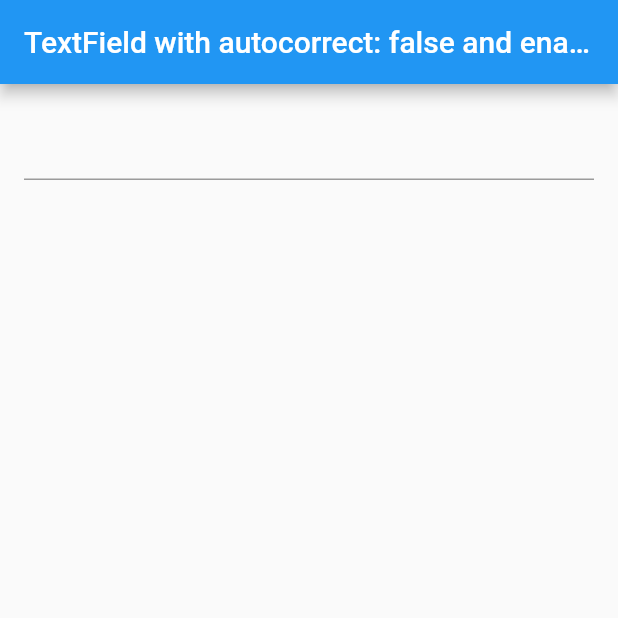
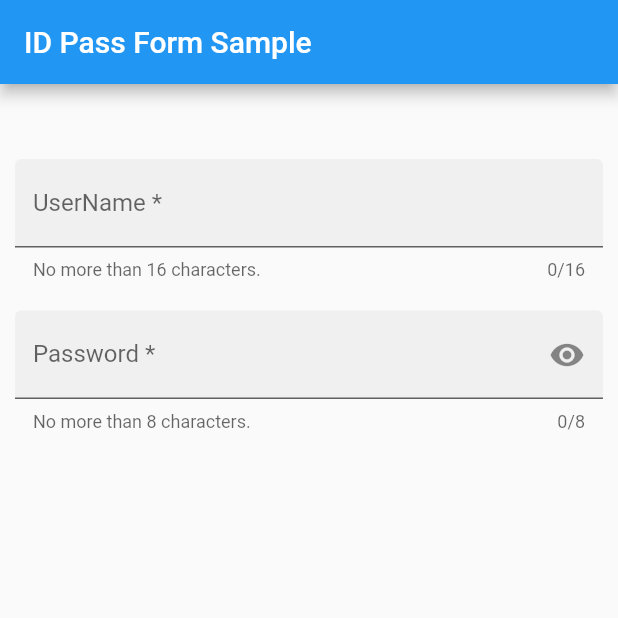
Before and after one commit to takami228/flutter_textfield_sample, a Flutter app: the screen it shows after launch, on a phone screen of 412 x 824 dp, the top half of it. Run offline on Flutter 3.47's test engine with Material 2 defaults, Android fonts, the phone set to English and light mode, and no system bars.

Commit message:
Updtae form

```diff
--- a/lib/main.dart
+++ b/lib/main.dart
@@ -21,17 +21,90 @@ class _AutoCorrectTestState extends State<AutoCorrectTest> {
   @override
   Widget build(BuildContext context) {
     return Scaffold(
-      appBar: AppBar(
-        title: Text(
-            'TextField with autocorrect: false and enableSuggestions: false'),
+        appBar: AppBar(
+          title: Text('ID Pass Form Sample'),
+        ),
+        body: Column(
+            crossAxisAlignment: CrossAxisAlignment.stretch,
+            children: <Widget>[
+              Padding(padding: EdgeInsets.all(20.0)),
+              Padding(
+                  padding: EdgeInsets.all(10.0),
+                  child: TextFormField(
+                    maxLength: 16,
+                    autocorrect: false,
+                    decoration: const InputDecoration(
+                      border: UnderlineInputBorder(),
+                      filled: true,
+                      helperText: 'No more than 16 characters.',
+                      labelText: 'UserName *',
+                    ),
+                  )),
+              Padding(
+                  padding: EdgeInsets.all(10.0),
+                  child: PasswordField(
+                    helperText: 'No more than 8 characters.',
+                    labelText: 'Password *',
+                  )),
+            ]));
+  }
+}
+
+class PasswordField extends StatefulWidget {
+  const PasswordField({
+    this.fieldKey,
+    this.hintText,
+    this.labelText,
+    this.helperText,
+    this.onSaved,
+    this.validator,
+    this.onFieldSubmitted,
+  });
+
+  final Key fieldKey;
+  final String hintText;
+  final String labelText;
+  final String helperText;
+  final FormFieldSetter<String> onSaved;
+  final FormFieldValidator<String> validator;
+  final ValueChanged<String> onFieldSubmitted;
+
+  @override
+  _PasswordFieldState createState() => _PasswordFieldState();
+}
+
+class _PasswordFieldState extends State<PasswordField> {
+  bool _obscureText = true;
+
+  @override
+  Widget build(BuildContext context) {
+    return TextFormField(
+      key: widget.fieldKey,
+      obscureText: _obscureText,
+      autocorrect: false,
+      maxLength: 8,
+      keyboardType: TextInputType.visiblePassword,
+      onSaved: widget.onSaved,
+      validator: widget.validator,
+      onFieldSubmitted: widget.onFieldSubmitted,
+      decoration: InputDecoration(
+        border: const UnderlineInputBorder(),
+        filled: true,
+        hintText: widget.hintText,
+        labelText: widget.labelText,
+        helperText: widget.helperText,
+        suffixIcon: GestureDetector(
+          onTap: () {
+            setState(() {
+              _obscureText = !_obscureText;
+            });
+          },
+          child: Icon(
+            _obscureText ? Icons.visibility : Icons.visibility_off,
+            semanticLabel: _obscureText ? 'show password' : 'hide password',
+          ),
+        ),
       ),
-      body: Padding(
-          padding: EdgeInsets.all(16.0),
-          child: TextField(
-              obscureText: true,
-              autocorrect: false,
-              enableSuggestions: false,
-              keyboardType: TextInputType.visiblePassword)),
     );
   }
 }
```
